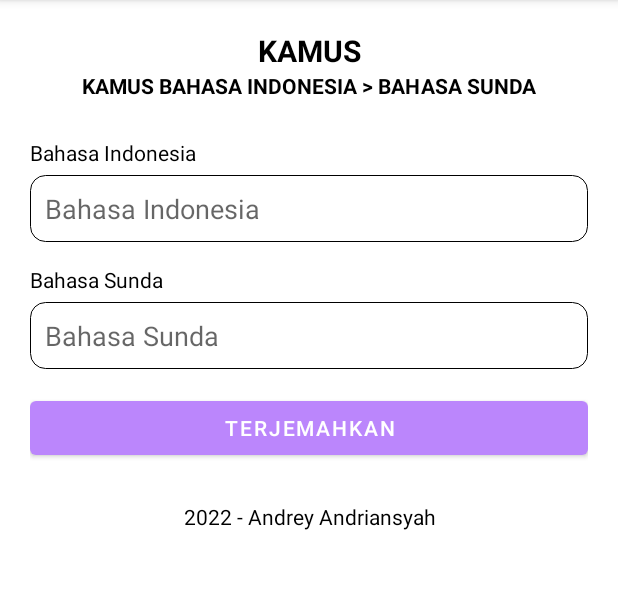
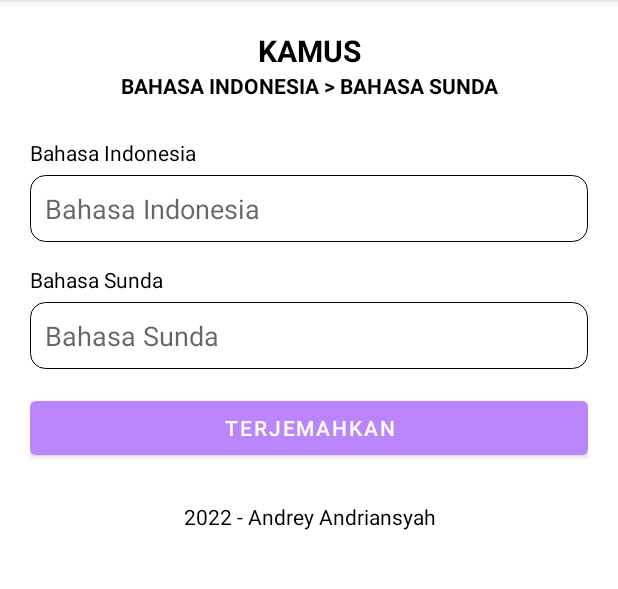
Before and after one commit to andreyaici3/PKKM-MOBILE, an Android app: the screen it shows after launch (MainActivity), on a phone screen of 412 x 824 dp, the part 84-673 px from its top. Run offline under Robolectric (Android 15) with nearby library versions, the phone set to English and light mode, and no system bars; libraries missing offline, so code that uses them is left out: com.readystatesoftware.sqliteasset.

Commit message:
update deskripsi md

```diff
--- a/Tugas2_PKKM/app/src/main/res/layout/activity_main.xml
+++ b/Tugas2_PKKM/app/src/main/res/layout/activity_main.xml
@@ -23,7 +23,7 @@
         android:textColor="@color/black"
         android:layout_width="match_parent"
         android:layout_height="wrap_content"
-        android:text="KAMUS BAHASA INDONESIA > BAHASA SUNDA" />
+        android:text="BAHASA INDONESIA > BAHASA SUNDA" />
 
 
     <TextView
@@ -52,6 +52,7 @@
         android:textColor="@color/black" />
 
     <EditText
+        android:focusable="false"
         android:maxLines="1"
         android:background="@drawable/border"
         android:layout_marginTop="5dp"
```
Also changed, not shown: Tugas2_PKKM/app/src/main/assets/databases/kamus_sunda_indo.db, 3 other files.
